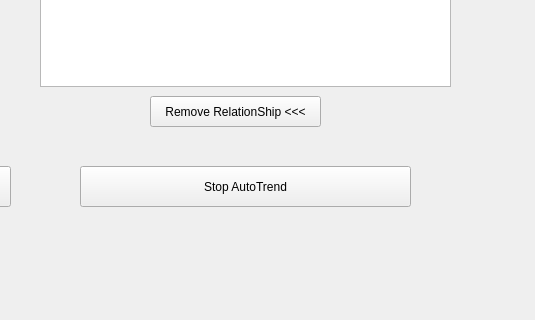
The window that autotrend.ui (MOBILionSystems/MIPS-app-MOBILion) describes before a commit, drawn with Qt 5; both pictures show x 340 to 875 and y 264 to 584 of the 875 by 584 pixel window.
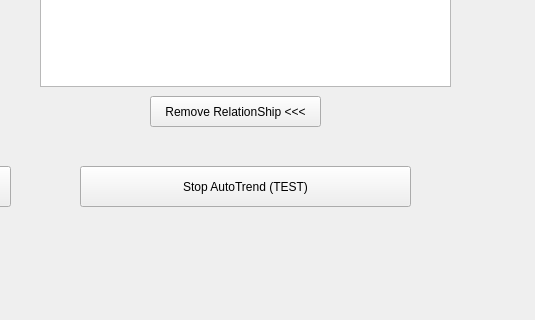
The same window after the commit.

```diff
--- a/autotrend.ui
+++ b/autotrend.ui
@@ -242,7 +242,7 @@
     </rect>
    </property>
    <property name="text">
-    <string>Stop AutoTrend</string>
+    <string>Stop AutoTrend (TEST)</string>
    </property>
   </widget>
   <widget class="QPushButton" name="pushButton_7">
```
